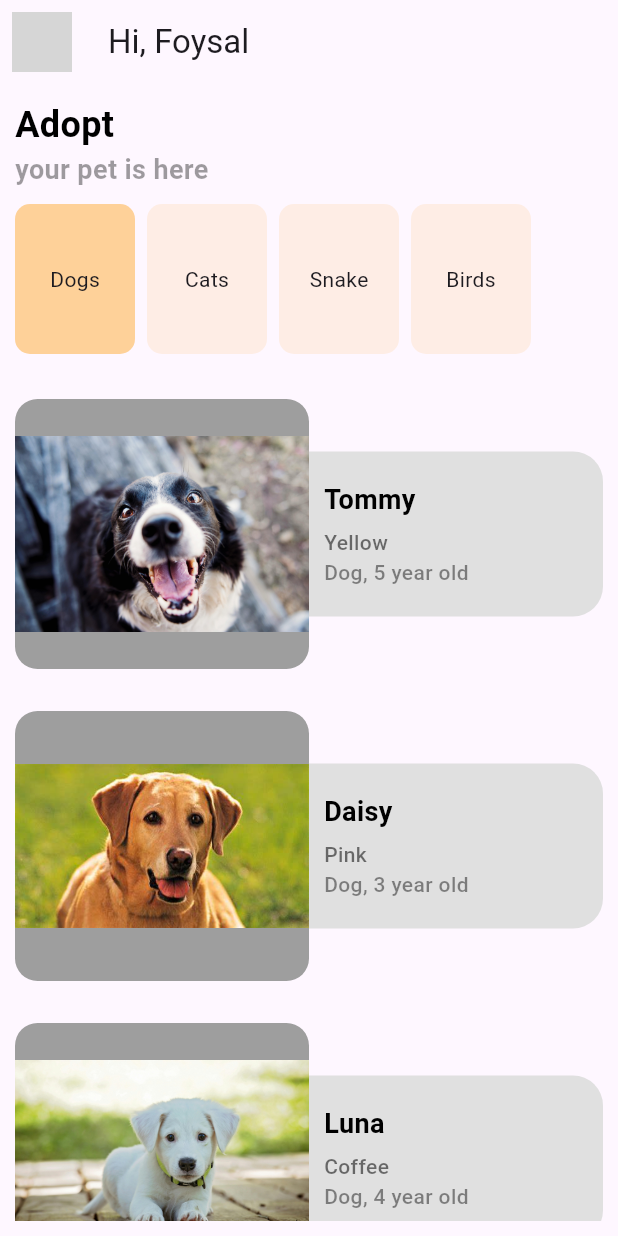
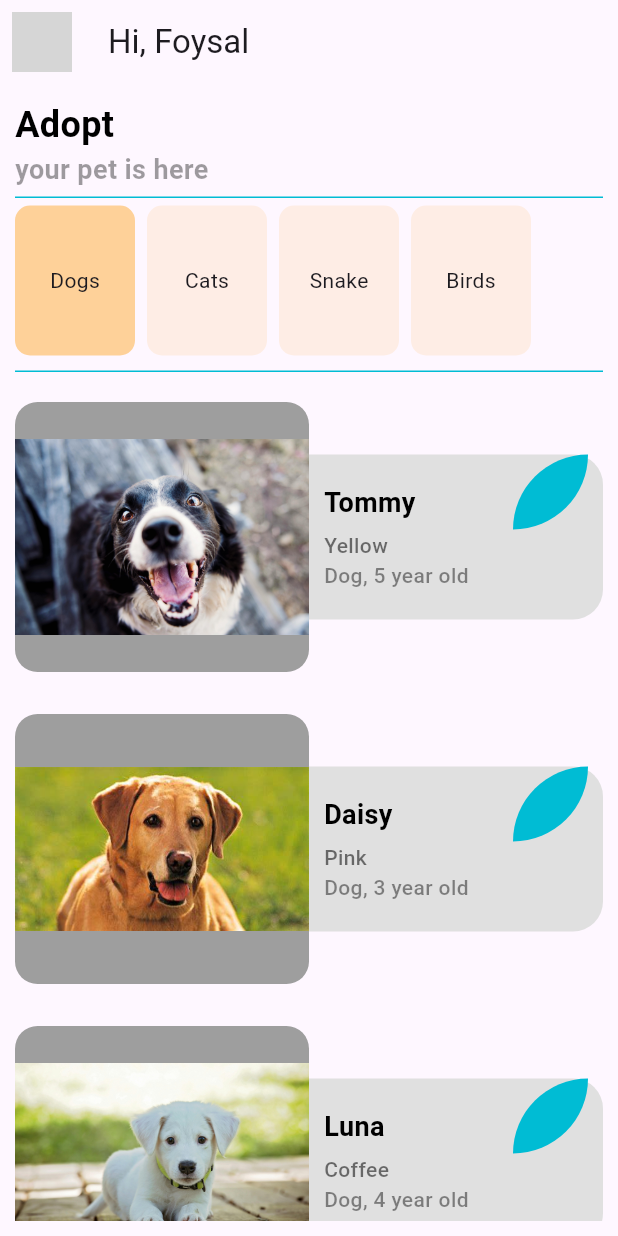
Before and after one commit to foysal012/pet_app, a Flutter app: the screen it shows after launch, on a phone screen of 412 x 824 dp. Run offline on Flutter 3.47's test engine with Material 3 defaults, Android fonts, the phone set to English and light mode, and no system bars; our stand-ins replace gap, get; network calls fail; grey boxes are pictures that could not be loaded.

Commit message:
UI Improvement

```diff
--- a/lib/home_page/view/home_page.dart
+++ b/lib/home_page/view/home_page.dart
@@ -55,7 +55,15 @@ class _HomePageState extends State<HomePage> {
                   style: TextStyle(fontSize: 18, color: Colors.black38, fontWeight: FontWeight.bold),
                 ),
 
-                const Gap(10.0),
+                const Gap(5.0),
+
+                const Divider(
+                  height: 1.0,
+                  thickness: 1.0,
+                  color: Colors.cyan,
+                ),
+
+                const Gap(5.0),
 
                 SizedBox(
                   height: 100,
@@ -81,7 +89,15 @@ class _HomePageState extends State<HomePage> {
                   ),
                 ),
 
-                const Gap(20.0),
+                const Gap(10.0),
+
+                const Divider(
+                  height: 1.0,
+                  thickness: 1.0,
+                  color: Colors.cyan,
+                ),
+
+                const Gap(10.0),
 
                 ListView.builder(
                     shrinkWrap: true,
@@ -109,8 +125,11 @@ class _HomePageState extends State<HomePage> {
                                 ),
                               ),
                               Expanded(
-                                child: Container(
+                                child: Stack(
+                                  children: [
+                                    Container(
                                       height: 110,
+                                      width: MediaQuery.sizeOf(context).width,
                                       padding: const EdgeInsets.only(left: 10.0),
                                       decoration: BoxDecoration(
                                         borderRadius: const BorderRadius.only(
@@ -130,6 +149,22 @@ class _HomePageState extends State<HomePage> {
                                         ],
                                       ),
                                     ),
+
+                                    Positioned(
+                                      right: 10.0,
+                                        child: Container(
+                                      height: 50,
+                                      width: 50,
+                                      decoration: BoxDecoration(
+                                        color: Colors.cyan,
+                                        borderRadius: BorderRadius.only(
+                                          topLeft: Radius.circular(65.0),
+                                          bottomRight: Radius.circular(65.0),
+                                        )
+                                      ),
+                                    ))
+                                  ],
+                                ),
                               ),
                             ],
                           ),
```
Lines whose indentation alone changed are shown as unchanged.
